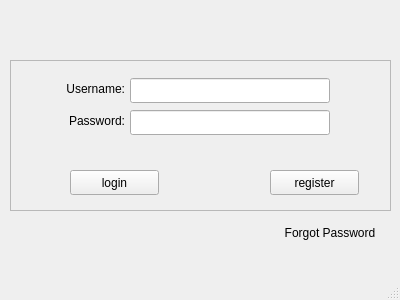
Above: Client/mainwindow.ui from lirunquan/TCPChat before the change. Below: the same form after it.
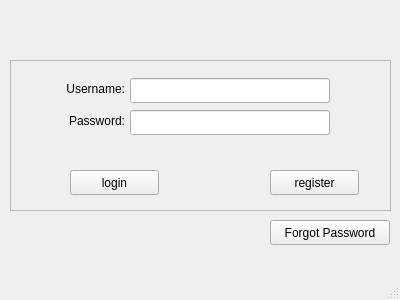
That is the form after the change. The open tabs and pages were chosen to show the change.

```diff
--- a/Client/mainwindow.ui
+++ b/Client/mainwindow.ui
@@ -137,9 +137,15 @@
       <property name="text">
        <string>Forgot Password</string>
       </property>
-      <property name="flat">
+      <property name="autoDefault">
        <bool>true</bool>
       </property>
+      <property name="default">
+       <bool>false</bool>
+      </property>
+      <property name="flat">
+       <bool>false</bool>
+      </property>
      </widget>
     </widget>
     <widget class="QWidget" name="page_2">
```
Left out of the diff: 2 changed lines with no effect on the pictures.
